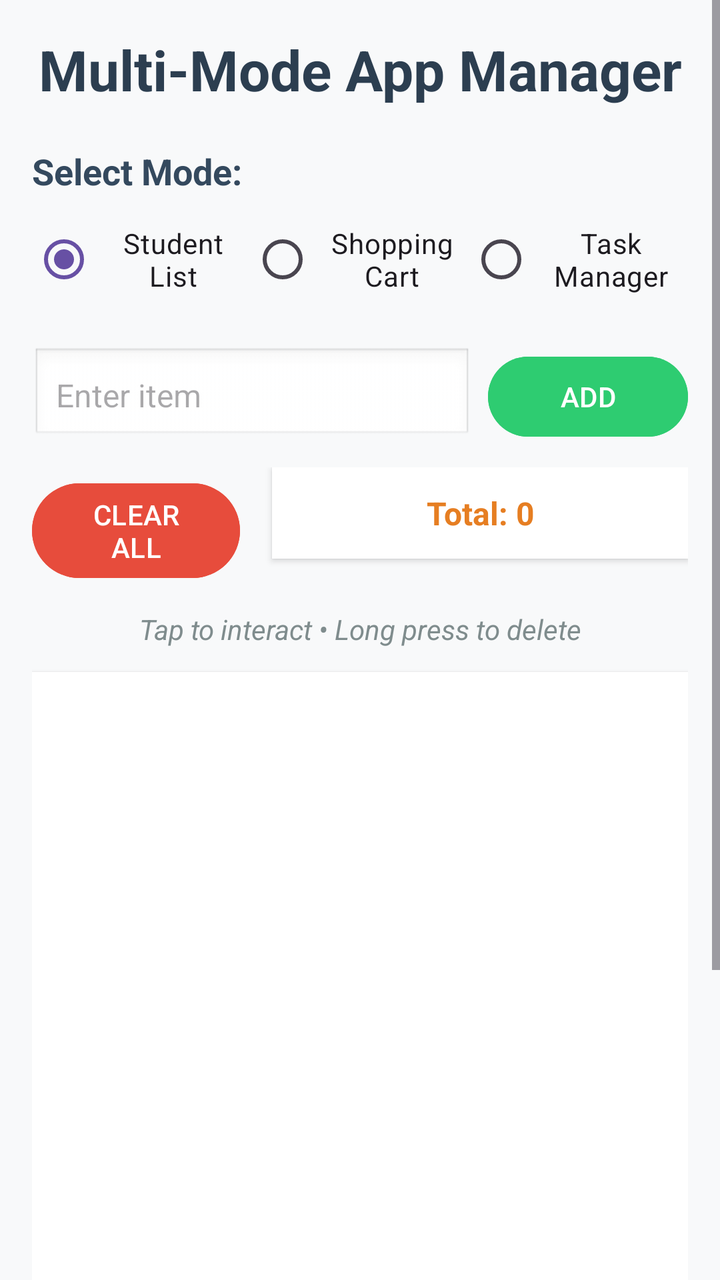
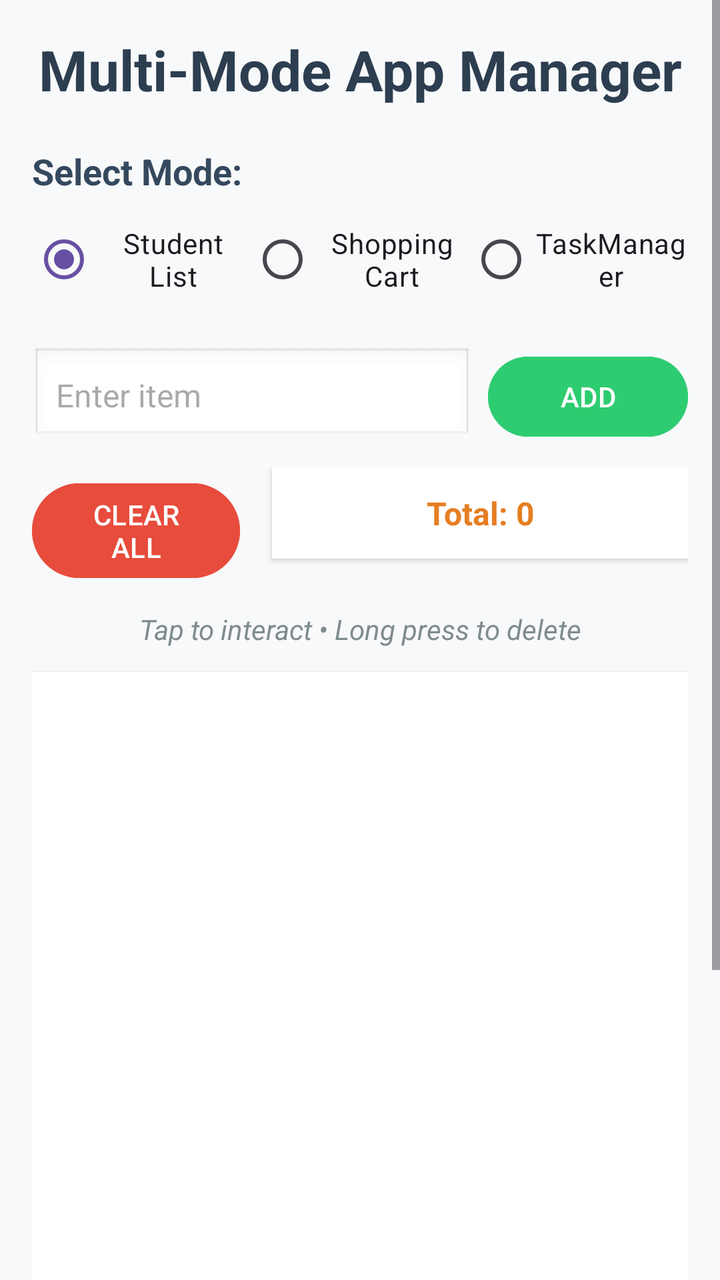

Before-and-after screenshots of an Android layout around one commit, followed by the original layout XML and the change that was made.
<!-- AndroidManifest.xml: activity theme Theme.AppWeek09 -->
<!-- res/layout/activity_main.xml -->
<?xml version="1.0" encoding="utf-8"?>
<ScrollView xmlns:android="http://schemas.android.com/apk/res/android"
    android:layout_width="match_parent"
    android:layout_height="match_parent"
    android:background="#f8f9fa">

    <LinearLayout
        android:layout_width="match_parent"
        android:layout_height="wrap_content"
        android:orientation="vertical"
        android:padding="16dp">

        
        <TextView
            android:layout_width="match_parent"
            android:layout_height="wrap_content"
            android:text="Multi-Mode App Manager"
            android:textSize="28sp"
            android:textStyle="bold"
            android:textColor="#2c3e50"
            android:gravity="center"
            android:layout_marginBottom="20dp" />

        
        <TextView
            android:layout_width="match_parent"
            android:layout_height="wrap_content"
            android:text="Select Mode:"
            android:textSize="18sp"
            android:textStyle="bold"
            android:textColor="#34495e"
            android:layout_marginBottom="8dp" />

        <RadioGroup
            android:id="@+id/radioGroup"
            android:layout_width="match_parent"
            android:layout_height="wrap_content"
            android:orientation="horizontal"
            android:layout_marginBottom="20dp">

            <RadioButton
                android:id="@+id/radioStudentList"
                android:layout_width="0dp"
                android:layout_height="wrap_content"
                android:layout_weight="1"
                android:text="Student\nList"
                android:textSize="14sp"
                android:checked="true"
                android:buttonTint="#3498db"
                android:gravity="center" />

            <RadioButton
                android:id="@+id/radioShoppingCart"
                android:layout_width="0dp"
                android:layout_height="wrap_content"
                android:layout_weight="1"
                android:text="Shopping\nCart"
                android:textSize="14sp"
                android:buttonTint="#e74c3c"
                android:gravity="center" />

            <RadioButton
                android:id="@+id/radioTaskManager"
                android:layout_width="0dp"
                android:layout_height="wrap_content"
                android:layout_weight="1"
                android:text="Task\nManager"
                android:textSize="14sp"
                android:buttonTint="#e74c3c"
                android:gravity="center" />

        </RadioGroup>

        
        <LinearLayout
            android:layout_width="match_parent"
            android:layout_height="wrap_content"
            android:orientation="horizontal"
            android:layout_marginBottom="12dp">

            <EditText
                android:id="@+id/editTextInput"
                android:layout_width="0dp"
                android:layout_height="wrap_content"
                android:layout_weight="1"
                android:hint="Enter item"
                android:inputType="textCapWords"
                android:background="@android:drawable/edit_text"
                android:padding="12dp"
                android:textSize="16sp"
                android:layout_marginEnd="8dp" />

            <Button
                android:id="@+id/buttonAdd"
                android:layout_width="wrap_content"
                android:layout_height="wrap_content"
                android:text="ADD"
                android:textSize="14sp"
                android:backgroundTint="#2ecc71"
                android:textColor="#FFFFFF"
                android:minWidth="100dp" />

        </LinearLayout>


        
        <LinearLayout
            android:id="@+id/layoutCartControls"
            android:layout_width="match_parent"
            android:layout_height="wrap_content"
            android:orientation="horizontal"
            android:layout_marginBottom="12dp"
            android:visibility="gone">

            <EditText
                android:id="@+id/editTextPrice"
                android:layout_width="0dp"
                android:layout_height="wrap_content"
                android:layout_weight="1"
                android:hint="Price ($)"
                android:inputType="numberDecimal"
                android:background="@android:drawable/edit_text"
                android:padding="12dp"
                android:textSize="14sp"
                android:layout_marginEnd="4dp" />

            <EditText
                android:id="@+id/editTextQuantity"
                android:layout_width="0dp"
                android:layout_height="wrap_content"
                android:layout_weight="1"
                android:hint="Qty"
                android:inputType="number"
                android:background="@android:drawable/edit_text"
                android:padding="12dp"
                android:textSize="14sp"
                android:layout_marginStart="4dp" />

        </LinearLayout>

        
        <LinearLayout
            android:id="@+id/layoutTaskControls"
            android:layout_width="match_parent"
            android:layout_height="wrap_content"
            android:orientation="vertical"
            android:layout_marginBottom="12dp"
            android:visibility="gone">

            <EditText
                android:id="@+id/editTextDescription"
                android:layout_width="match_parent"
                android:layout_height="wrap_content"
                android:hint="Task description (optional)"
                android:inputType="textCapSentences"
                android:background="@android:drawable/edit_text"
                android:padding="12dp"
                android:textSize="14sp"
                android:layout_marginBottom="8dp"
                android:maxLines="2" />

            <LinearLayout
                android:layout_width="match_parent"
                android:layout_height="wrap_content"
                android:orientation="horizontal">

                <TextView
                    android:layout_width="wrap_content"
                    android:layout_height="wrap_content"
                    android:text="Priority:"
                    android:textSize="16sp"
                    android:textColor="#2c3e50"
                    android:layout_gravity="center_vertical"
                    android:layout_marginEnd="12dp" />

                <Spinner
                    android:id="@+id/spinnerPriority"
                    android:layout_width="0dp"
                    android:layout_height="wrap_content"
                    android:layout_weight="1" />

            </LinearLayout>


        </LinearLayout>


        
        <LinearLayout
            android:layout_width="match_parent"
            android:layout_height="wrap_content"
            android:orientation="horizontal"
            android:layout_marginBottom="16dp">

            <Button
                android:id="@+id/buttonClear"
                android:layout_width="0dp"
                android:layout_height="wrap_content"
                android:layout_weight="1"
                android:text="CLEAR ALL"
                android:textSize="14sp"
                android:backgroundTint="#e74c3c"
                android:textColor="#FFFFFF"
                android:layout_marginEnd="8dp" />

            <TextView
                android:id="@+id/textViewInfo"
                android:layout_width="0dp"
                android:layout_height="wrap_content"
                android:layout_weight="2"
                android:text="Total: 0"
                android:textSize="16sp"
                android:textStyle="bold"
                android:textColor="#e67e22"
                android:gravity="center"
                android:background="#ffffff"
                android:padding="12dp"
                android:layout_marginStart="8dp"
                android:elevation="2dp" />

        </LinearLayout>

        
        <TextView
            android:layout_width="match_parent"
            android:layout_height="wrap_content"
            android:text="Tap to interact • Long press to delete"
            android:textSize="14sp"
            android:textStyle="italic"
            android:textColor="#7f8c8d"
            android:gravity="center"
            android:layout_marginBottom="12dp" />

        
        <ListView
            android:id="@+id/listView"
            android:layout_width="match_parent"
            android:layout_height="400dp"
            android:background="#ffffff"
            android:divider="#ecf0f1"
            android:dividerHeight="1dp"
            android:choiceMode="singleChoice"
            android:listSelector="#e8f4f8"
            android:padding="8dp"
            android:elevation="2dp" />

        
        <TextView
            android:layout_width="match_parent"
            android:layout_height="wrap_content"
            android:text="Student List: Add and manage students\nShopping Cart: Add items with price and quantity\nTask Manager : Create tasks with priority levels"
            android:textSize="12sp"
            android:textColor="#95a5a6"
            android:gravity="center"
            android:layout_marginTop="16dp"
            android:lineSpacingExtra="2dp" />

        
        <TextView
            android:layout_width="match_parent"
            android:layout_height="wrap_content"
            android:text="Week 09: Git Branching and Feature Integration"
            android:textSize="12sp"
            android:textColor="#bdc3c7"
            android:gravity="center"
            android:layout_marginTop="12dp" />

    </LinearLayout>

</ScrollView>
<!-- resources referenced by this layout -->
<resources>
  <style name="Theme.AppWeek09" parent="Base.Theme.AppWeek09" />
  <style name="Base.Theme.AppWeek09" parent="Theme.Material3.DayNight.NoActionBar">
          
          
      </style>
</resources>

<!-- the commit's change to res/layout/activity_main.xml (unified diff, before → after) -->
@@ -64,7 +64,7 @@
                 android:layout_width="0dp"
                 android:layout_height="wrap_content"
                 android:layout_weight="1"
-                android:text="Task\nManager"
+                android:text="Task\Manager"
                 android:textSize="14sp"
                 android:buttonTint="#e74c3c"
                 android:gravity="center" />
